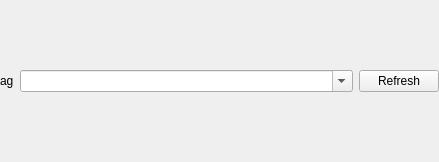
rizinorg/cutter, file src/widgets/R2GraphWidget.ui: the form before one commit.
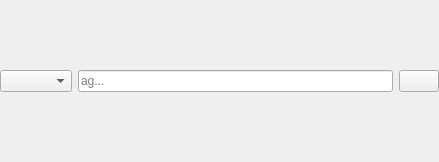
The form after the commit. Icons and pictures are not drawn.

Commit message:
Reorganize R2GraphWidget UI (#2298)
* Reorganize R2GraphWidget UI.

Diff of the .ui file:
```diff
--- a/src/widgets/R2GraphWidget.ui
+++ b/src/widgets/R2GraphWidget.ui
@@ -29,33 +29,62 @@
     </property>
     <item>
      <layout class="QHBoxLayout" name="horizontalLayout_2">
-      <item>
-       <widget class="QLabel" name="label">
-        <property name="text">
-         <string>ag</string>
-        </property>
-       </widget>
-      </item>
       <item>
        <widget class="QComboBox" name="graphType">
         <property name="sizePolicy">
-         <sizepolicy hsizetype="Expanding" vsizetype="Fixed">
+         <sizepolicy hsizetype="Preferred" vsizetype="Fixed">
           <horstretch>0</horstretch>
           <verstretch>0</verstretch>
          </sizepolicy>
         </property>
         <property name="editable">
+         <bool>false</bool>
+        </property>
+       </widget>
+      </item>
+      <item>
+       <widget class="QLineEdit" name="customCommand">
+        <property name="enabled">
          <bool>true</bool>
         </property>
+        <property name="sizePolicy">
+         <sizepolicy hsizetype="Expanding" vsizetype="Fixed">
+          <horstretch>1</horstretch>
+          <verstretch>0</verstretch>
+         </sizepolicy>
+        </property>
+        <property name="placeholderText">
+         <string>ag...</string>
+        </property>
        </widget>
       </item>
       <item>
        <widget class="QPushButton" name="refreshButton">
         <property name="text">
-         <string>Refresh</string>
+         <string/>
+        </property>
+        <property name="icon">
+         <iconset resource="../resources.qrc">
+          <normaloff>:/img/icons/arrow_right.svg</normaloff>:/img/icons/arrow_right.svg</iconset>
         </property>
        </widget>
       </item>
+      <item>
+       <spacer name="horizontalSpacer">
+        <property name="orientation">
+         <enum>Qt::Horizontal</enum>
+        </property>
+        <property name="sizeType">
+         <enum>QSizePolicy::MinimumExpanding</enum>
+        </property>
+        <property name="sizeHint" stdset="0">
+         <size>
+          <width>0</width>
+          <height>20</height>
+         </size>
+        </property>
+       </spacer>
+      </item>
      </layout>
     </item>
    </layout>
```
Left out of the diff: 4 changed lines with no effect on the pictures. The commit also changes 4 other files.
